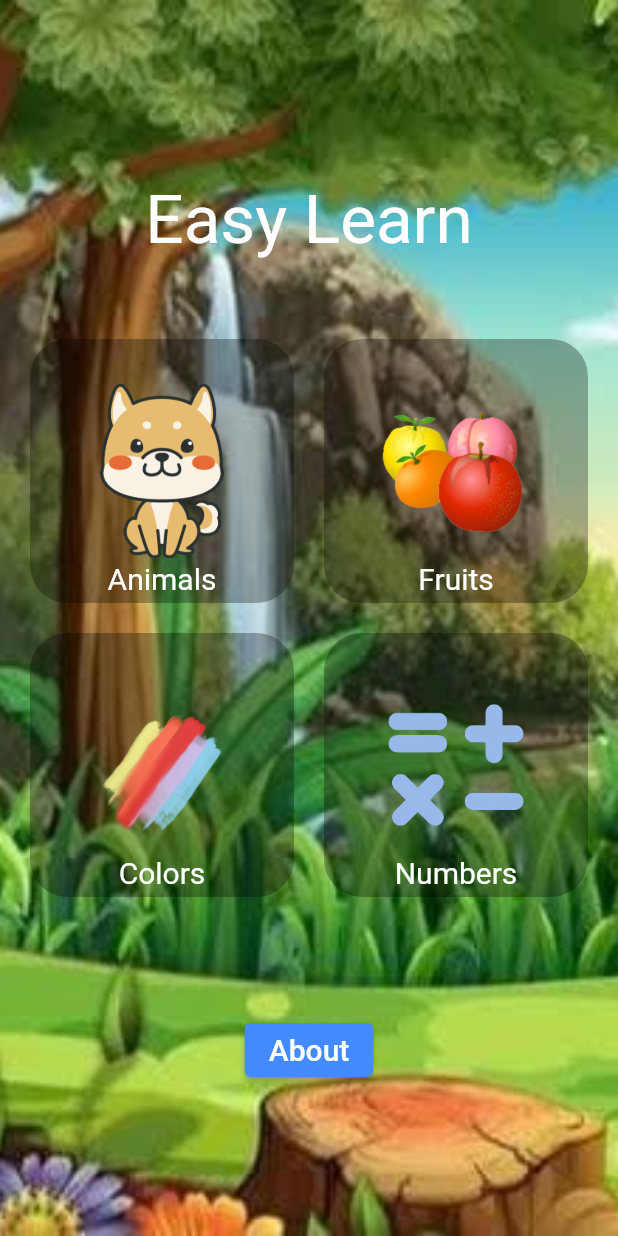
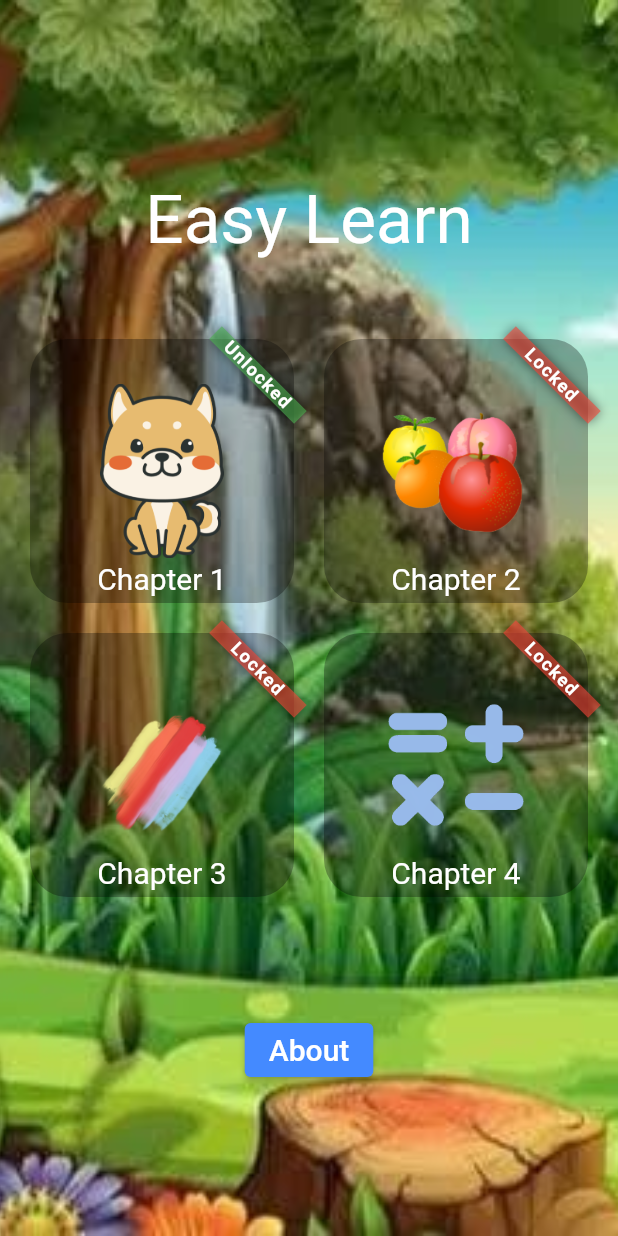
Before and after one commit to Easy-Learn/App, a Flutter app: the screen it shows after launch, on a phone screen of 412 x 824 dp. Run offline on Flutter 3.47's test engine with Material 2 defaults, Android fonts, the phone set to English and light mode, and no system bars; our stand-ins replace page_transition; missing offline and left inert: tflite_audio.

Commit message:
Updated list contents

```diff
--- a/lib/view/screens/list_contents.dart
+++ b/lib/view/screens/list_contents.dart
@@ -9,16 +9,24 @@ class ListContents extends StatelessWidget {
 
   final List<dynamic> listContents = [
     {
-        "name": "Animals"
+        "name": "Chapter 1",
+        "path": "chapter_1",
+        "locked": false
     },
     {
-        "name": "Fruits"
+        "name": "Chapter 2",
+        "path": "chapter_2",
+        "locked": true
     },
     {
-        "name": "Colors"
+        "name": "Chapter 3",
+        "path": "chapter_3",
+        "locked": true
     },
     {
-        "name": "Numbers"
+        "name": "Chapter 4",
+        "path": "chapter_4",
+        "locked": true
     }
   ];
 
@@ -61,8 +69,9 @@ class ListContents extends StatelessWidget {
                     itemCount: 4,
                     itemBuilder: (BuildContext ctx, index) {
                       return ListContentsBox(
-                        imagePath: 'assets/images/list_contents_${listContents[index]["name"].toLowerCase()}.png',
-                        title: listContents[index]["name"]
+                        imagePath: 'assets/images/${listContents[index]["path"]}.png',
+                        title: listContents[index]["name"],
+                        locked: listContents[index]["locked"]
                       );
                     },
                   ),
--- a/lib/view/widgets/list_contents_box.dart
+++ b/lib/view/widgets/list_contents_box.dart
@@ -4,17 +4,26 @@ import 'package:flutter/material.dart';
 import 'package:easy_learn/view/screens/content.dart';
 
 class ListContentsBox extends StatelessWidget {
-  const ListContentsBox({Key? key, required this.imagePath, required this.title}) : super(key: key);
+  const ListContentsBox({Key? key, required this.imagePath, required this.title, required this.locked}) : super(key: key);
 
   final String imagePath;
   final String title;
+  final bool locked;
 
   @override
   Widget build(BuildContext context) {
     return InkWell(
       onTap: (){
-        Navigator.push(context, PageTransition(type: PageTransitionType.rightToLeft, child: const Content(category: 'None')));
+        if (!locked) {
+          Navigator.push(context, PageTransition(type: PageTransitionType.rightToLeft, child: const Content(category: 'chapter 1')));
+        }
       },
+      child: Banner(
+        location: BannerLocation.topEnd,
+        message: locked == false ? "Unlocked" : "Locked",
+        color: locked == false ? Colors.green.withOpacity(0.6) : Colors.red.withOpacity(0.6),
+        textStyle: const TextStyle(fontWeight: FontWeight.w700, fontSize: 12.0, letterSpacing: 1.0),
+        textDirection: TextDirection.ltr,
         child: Container(
           padding: const EdgeInsets.all(5.0),
           decoration: BoxDecoration(
@@ -45,6 +54,7 @@ class ListContentsBox extends StatelessWidget {
             ],
           )
         ),
+      ),
     );
   }
 }
```
Also changed, not shown: assets/images/chapter_1.png (renamed from assets/images/list_contents_animals.png), assets/images/chapter_2.png (renamed from assets/images/list_contents_fruits.png), assets/images/chapter_3.png (renamed from assets/images/list_contents_colors.png), assets/images/chapter_4.png (renamed from assets/images/list_contents_numbers.png). Lines whose indentation alone changed are shown as unchanged.
